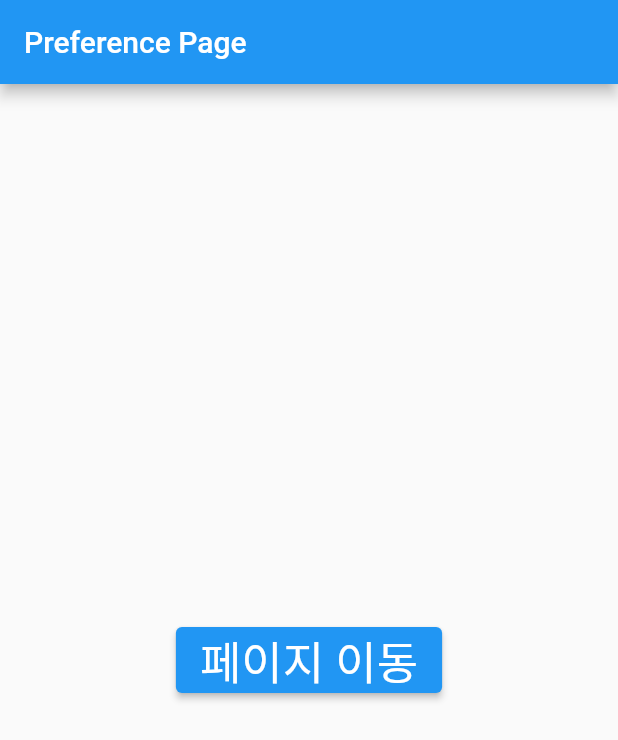
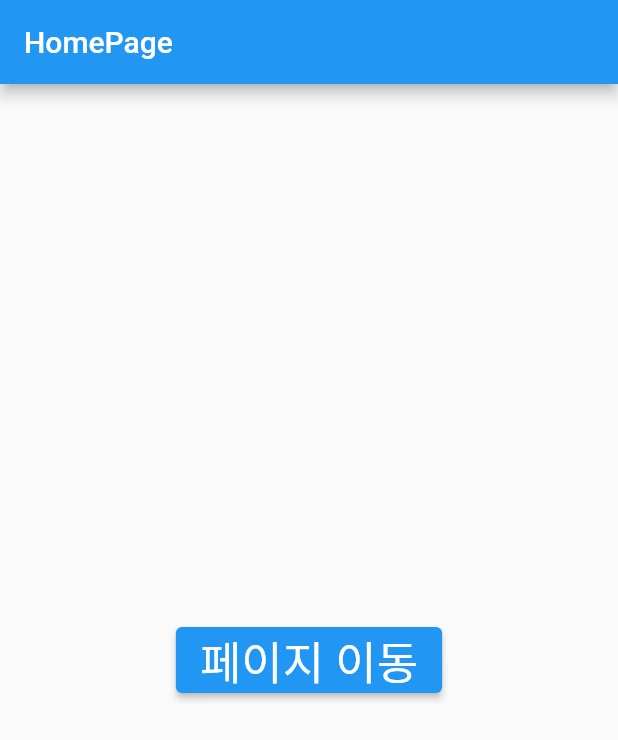
Before and after one commit to ramrami-12/hobbyhobby, a Flutter app: the screen it shows after launch, on a phone screen of 412 x 824 dp. Shown: the top 740 px of the screen. Run offline on Flutter 3.47's test engine with Material 2 defaults, Android fonts, the phone set to English and light mode, and no system bars; our stand-ins replace get; Roboto replaces fonts that are missing (NanumSquareRoundR).

Commit message:
connect to firestore & install getX

```diff
--- a/lib/main.dart
+++ b/lib/main.dart
@@ -1,9 +1,11 @@
+// ignore_for_file: prefer_const_constructors
+
 import 'package:flutter/material.dart';
-import 'package:hobbyhobby/screens/MyPreferencePage/my_peference.dart';
-
+import 'package:get/get.dart';
+import 'screens/homePage/home.dart';
 
 void main() {
-  runApp(const MyApp());
+  runApp(GetMaterialApp(home: MyApp()));
 }
 
 class MyApp extends StatelessWidget {
@@ -17,50 +19,7 @@ class MyApp extends StatelessWidget {
       theme: ThemeData(
         primarySwatch: Colors.blue,
       ),
-      home: const MyHomePage(title: 'Preference Page'),
+      home: const HomePage(title: 'HomePage'),
     );
   }
 }
-
-
-class MyHomePage extends StatefulWidget {
-  const MyHomePage({Key? key, required this.title}) : super(key: key);
-  final String title;
-
-  @override
-  State<MyHomePage> createState() => _MyHomePageState();
-}
-
-class _MyHomePageState extends State<MyHomePage> {
-  @override
-  Widget build(BuildContext context) {
-    return Scaffold(
-      appBar: AppBar(
-        title: Text(widget.title),
-      ),
-      body: Center(
-        child: Column(
-          mainAxisAlignment: MainAxisAlignment.center,
-          children: <Widget>[
-            ElevatedButton(
-              onPressed: movePage,
-              child:
-              Text(
-                '페이지 이동',
-                style: TextStyle(
-                  fontFamily: 'NanumSquareRoundR',
-                  fontSize: 30,
-                ),
-              ),
-            )
-          ],
-        ),
-      ),
-    );
-  }
-
-
-  void movePage() {
-    Navigator.push(context, MaterialPageRoute(builder: (context) => myPreferPage()),);
-  }
-}
--- a/lib/screens/homePage/home.dart
+++ b/lib/screens/homePage/home.dart
@@ -0,0 +1,44 @@
+// ignore_for_file: prefer_const_constructors
+
+import 'package:flutter/material.dart';
+import 'package:get/get.dart';
+import 'package:hobbyhobby/screens/MyPreferencePage/my_peference.dart';
+
+class HomePage extends StatefulWidget {
+  const HomePage({Key? key, required this.title}) : super(key: key);
+  final String title;
+
+  @override
+  State<HomePage> createState() => _HomePageState();
+}
+
+class _HomePageState extends State<HomePage> {
+  @override
+  Widget build(BuildContext context) {
+    return Scaffold(
+      appBar: AppBar(
+        title: Text(widget.title),
+      ),
+      body: Center(
+        child: Column(
+          mainAxisAlignment: MainAxisAlignment.center,
+          children: <Widget>[
+            ElevatedButton(
+              onPressed: (){
+                Get.to(MyPreferPage());
+              },
+              child:
+              Text(
+                '페이지 이동',
+                style: TextStyle(
+                  fontFamily: 'NanumSquareRoundR',
+                  fontSize: 30,
+                ),
+              ),
+            )
+          ],
+        ),
+      ),
+    );
+  }
+}
```
Also changed, not shown: lib/models/preference.dart (added, +19 -0 lines), lib/screens/MyPreferencePage/my_peference.dart (+10 -8 lines), pubspec.yaml (+2 -34 lines), pubspec.lock, 7 other files.
